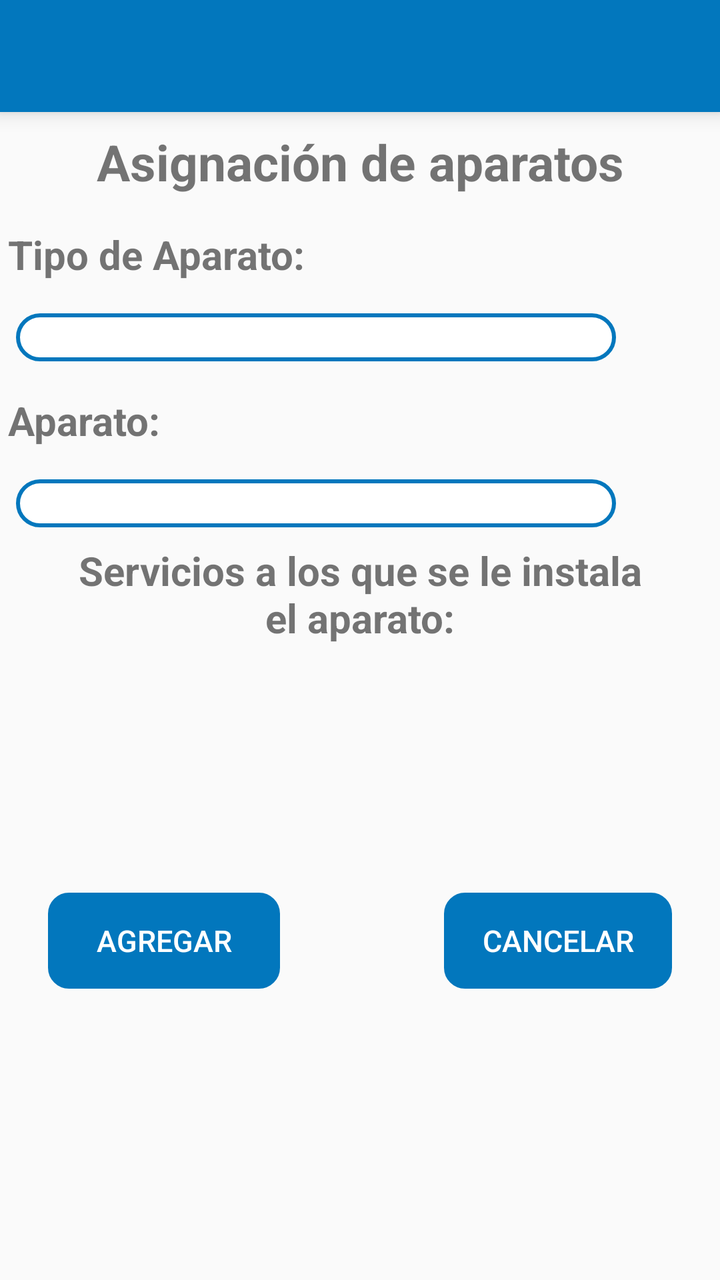
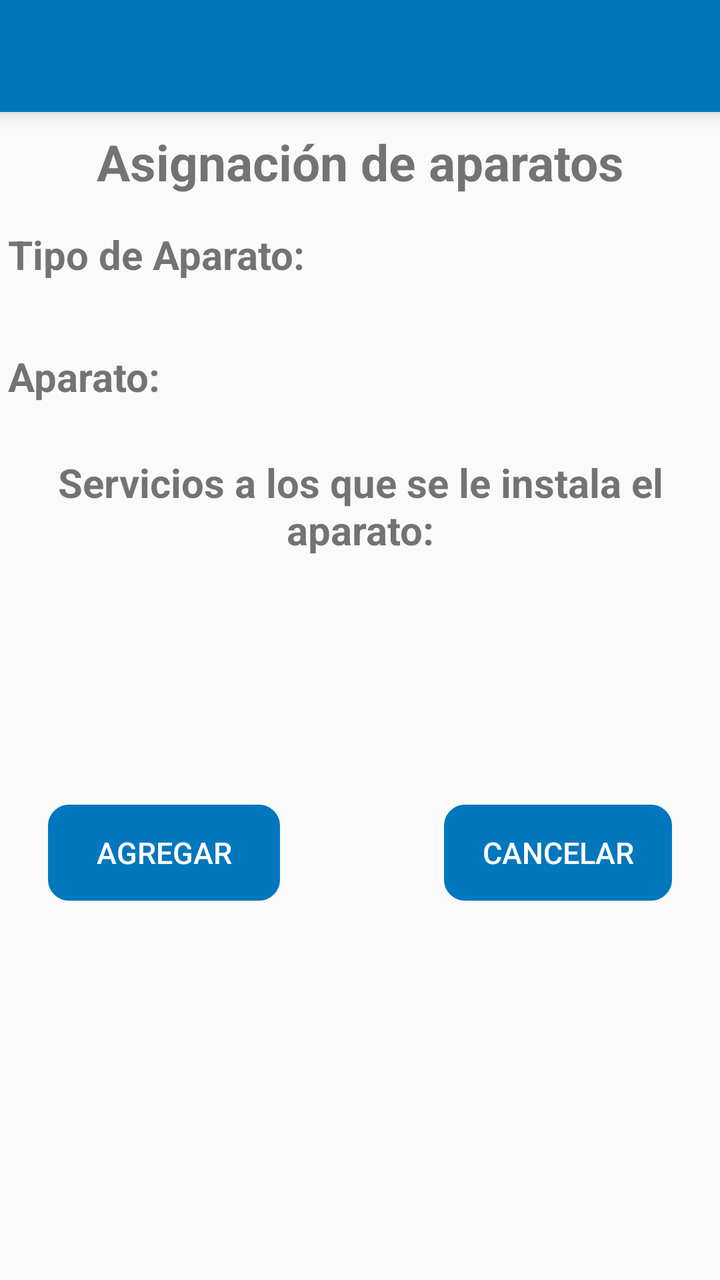

Screens rendered from an Android XML layout before and after an edit, with the pre-edit source and the edit as a unified diff.
<!-- AndroidManifest.xml: application theme AppTheme -->
<!-- res/layout/activity_asignar_aparato.xml -->
<?xml version="1.0" encoding="utf-8"?>
<ScrollView android:id="@+id/scrollView2"
    android:layout_width="match_parent"
    android:layout_height="match_parent"
    android:layout_alignParentStart="true"
    android:verticalScrollbarPosition="defaultPosition"
    android:visibility="visible"
    tools:layout_editor_absoluteX="0dp"
    tools:layout_editor_absoluteY="0dp"
    xmlns:tools="http://schemas.android.com/tools"
    xmlns:android="http://schemas.android.com/apk/res/android"
    xmlns:app="http://schemas.android.com/apk/res-auto">

    <android.support.constraint.ConstraintLayout
        android:layout_width="match_parent"
        android:layout_height="match_parent">


        <android.support.constraint.ConstraintLayout
            android:id="@+id/constraintLayout2"
            android:layout_width="match_parent"
            android:layout_height="match_parent">

            <include
                android:id="@+id/includeAsignarAparatos"
                layout="@layout/toolbar"></include>

            <TextView
                android:id="@+id/textView7"
                android:layout_width="275dp"
                android:layout_height="wrap_content"
                android:layout_centerHorizontal="true"
                android:layout_marginTop="8dp"
                android:text="@string/asignacion_Aparatos"
                android:textSize="@dimen/titulos"
                android:textStyle="bold"
                android:textAlignment="center"
                app:layout_constraintEnd_toEndOf="parent"
                app:layout_constraintStart_toStartOf="parent"
                app:layout_constraintTop_toBottomOf="@+id/includeAsignarAparatos" />
            
            <TextView
                android:id="@+id/textView8"
                android:layout_width="270dp"
                android:layout_height="wrap_content"
                android:layout_marginStart="4dp"
                android:layout_marginTop="16dp"
                android:text="@string/tipo_de_AparatoDos"
                android:textSize="@dimen/grande"
                android:textStyle="bold"
                app:layout_constraintStart_toStartOf="parent"
                app:layout_constraintTop_toBottomOf="@+id/textView7" />

            <Spinner
                android:id="@+id/tipo_aparato"
                android:layout_width="300dp"
                android:layout_height="@dimen/spinnerA"
                android:layout_marginStart="8dp"
                android:layout_marginTop="16dp"
                android:background="@drawable/disenio_spinner"
                app:layout_constraintStart_toStartOf="parent"
                app:layout_constraintTop_toBottomOf="@+id/textView8" />

            <TextView
                android:id="@+id/textView18"
                android:layout_width="270dp"
                android:layout_height="wrap_content"
                android:layout_marginStart="4dp"
                android:layout_marginTop="16dp"
                android:text="@string/aparatoDos"
                android:textSize="@dimen/grande"
                android:textStyle="bold"
                app:layout_constraintStart_toStartOf="parent"
                app:layout_constraintTop_toBottomOf="@+id/tipo_aparato" />

            <Spinner
                android:id="@+id/aparatoDisponible"
                android:layout_width="300dp"
                android:layout_height="@dimen/spinnerA"
                android:layout_marginStart="8dp"
                android:layout_marginTop="16dp"
                android:background="@drawable/disenio_spinner"
                app:layout_constraintStart_toStartOf="parent"
                app:layout_constraintTop_toBottomOf="@+id/textView18" />

            <android.support.constraint.ConstraintLayout
                android:id="@+id/MACWAMConstraint"
                android:layout_width="match_parent"
                android:layout_height="83dp"
                android:layout_marginTop="8dp"
                android:visibility="gone"
                app:layout_constraintTop_toBottomOf="@+id/aparatoDisponible"
                tools:layout_editor_absoluteX="0dp">

                <TextView
                    android:id="@+id/textView19"
                    android:layout_width="wrap_content"
                    android:layout_height="wrap_content"
                    android:layout_marginStart="4dp"
                    android:layout_marginTop="16dp"
                    android:text="MACWAN"
                    android:textSize="@dimen/grande"
                    android:textStyle="bold"
                    app:layout_constraintStart_toStartOf="parent"
                    app:layout_constraintTop_toTopOf="parent" />

                <EditText
                    android:id="@+id/MacWam"
                    android:layout_width="360dp"
                    android:layout_height="@dimen/spinnerA"
                    android:layout_marginStart="8dp"
                    android:layout_marginTop="8dp"
                    android:background="@drawable/disenio_spinner"
                    android:maxLength="12"
                    app:layout_constraintStart_toStartOf="parent"
                    app:layout_constraintTop_toBottomOf="@+id/textView19" />
            </android.support.constraint.ConstraintLayout>

            <TextView
                android:id="@+id/textView24"
                android:layout_width="300dp"
                android:layout_height="wrap_content"
                android:layout_marginStart="4dp"
                android:layout_marginTop="8dp"
                android:layout_marginEnd="4dp"
                android:text="@string/servicios_a_los_que"
                android:textSize="@dimen/grande"
                android:textStyle="bold"
                android:textAlignment="center"
                app:layout_constraintEnd_toEndOf="parent"
                app:layout_constraintStart_toStartOf="parent"
                app:layout_constraintTop_toBottomOf="@+id/MACWAMConstraint" />

            <android.support.constraint.ConstraintLayout
                android:id="@+id/sss"
                android:layout_width="match_parent"
                android:layout_height="100dp"
                android:layout_marginTop="16dp"
                app:layout_constraintTop_toBottomOf="@+id/textView24"
                tools:layout_editor_absoluteX="0dp">

                <ListView
                    android:id="@+id/Servicios123"
                    android:layout_width="match_parent"
                    android:layout_height="100dp"
                    android:layout_marginStart="8dp"
                    android:layout_marginTop="8dp"
                    android:layout_marginEnd="8dp"
                    app:layout_constraintEnd_toEndOf="parent"
                    app:layout_constraintStart_toStartOf="parent"
                    app:layout_constraintTop_toTopOf="parent"></ListView>
            </android.support.constraint.ConstraintLayout>
        </android.support.constraint.ConstraintLayout>


        <Button
            android:id="@+id/agregarAsignacionAparato"
            android:layout_width="116dp"
            android:layout_height="wrap_content"
            android:layout_alignParentBottom="true"
            android:layout_marginStart="24dp"
            android:layout_marginTop="8dp"
            android:layout_marginBottom="8dp"
            android:background="@drawable/boton"
            android:enabled="false"
            android:backgroundTint="@color/colorPrimary"
            android:text="@string/agregar"
            android:textColor="#ffff"
            android:textSize="@dimen/mediano"
            app:layout_constraintBottom_toBottomOf="parent"
            app:layout_constraintStart_toStartOf="parent"
            app:layout_constraintTop_toBottomOf="@+id/constraintLayout2" />

        <Button
            android:id="@+id/cancelarAsignacionAparato"
            android:layout_width="114dp"
            android:layout_height="wrap_content"
            android:layout_alignParentBottom="true"
            android:layout_marginTop="8dp"
            android:layout_marginEnd="24dp"
            android:layout_marginBottom="8dp"
            android:background="@drawable/boton"
            android:backgroundTint="@color/colorPrimary"
            android:text="@string/cancelar"
            android:textColor="#ffff"
            android:textSize="@dimen/mediano"
            app:layout_constraintBottom_toBottomOf="parent"
            app:layout_constraintEnd_toEndOf="parent"
            app:layout_constraintTop_toBottomOf="@+id/constraintLayout2" />
    </android.support.constraint.ConstraintLayout>
</ScrollView>
<!-- res/layout/toolbar.xml (included above) -->
<?xml version="1.0" encoding="utf-8"?>
<android.support.v7.widget.Toolbar xmlns:android="http://schemas.android.com/apk/res/android"
    android:layout_width="match_parent"
    android:layout_height="?attr/actionBarSize"
    xmlns:app="http://schemas.android.com/apk/res-auto"
    android:background="@color/colorPrimary"
    android:elevation="6dp"
    android:theme="@style/ThemeOverlay.AppCompat.Dark.ActionBar"
    app:popupTheme="@style/ThemeOverlay.AppCompat.Light"/>
<!-- resources referenced by this layout -->
<resources>
  <color name="colorPrimary">#0277BD</color>
  <dimen name="grande">20dp</dimen>
  <dimen name="mediano">15dp</dimen>
  <dimen name="spinnerA">24dp</dimen>
  <dimen name="titulos">25dp</dimen>
  <!-- drawable boton (drawable) -->
  <?xml version="1.0" encoding="utf-8"?>
      <shape xmlns:android="http://schemas.android.com/apk/res/android" android:shape="rectangle">
          <stroke  android:width="1dp"/>
          <corners android:radius="10dp"/>
  
  
      </shape>
  <!-- drawable disenio_spinner (drawable) -->
  <?xml version="1.0" encoding="utf-8"?>
  <selector xmlns:android="http://schemas.android.com/apk/res/android">
          <item>
              <shape>
                  <solid
                      android:color="@color/fondoBlanco">
                  </solid>
  
                  <corners android:radius="15dp" />
  
                  <padding
                      android:bottom="1dp"
                      android:left="2dp"
                      android:right="10dp"
                      android:top="1dp" />
                  <stroke
                      android:width="2dp"
                      android:color="@color/colorPrimary"/>
              </shape>
          </item>
  </selector>
  <string name="agregar">Agregar</string>
  <string name="aparatoDos">Aparato:</string>
  <string name="asignacion_Aparatos">Asignación de aparatos</string>
  <string name="cancelar">Cancelar</string>
  <string name="servicios_a_los_que">Servicios a los que se le instala el aparato:</string>
  <string name="tipo_de_AparatoDos">Tipo de Aparato:</string>
  <style name="AppTheme" parent="Theme.AppCompat.Light.DarkActionBar">
          
          <item name="colorPrimary">@color/colorPrimary</item>
          <item name="colorPrimaryDark">@color/colorPrimaryDark</item>
          <item name="colorAccent">@color/colorAccent</item>
          <item name="android:colorForeground">@android:color/background_dark</item>
      </style>
  <color name="fondoBlanco">#fff</color>
  <color name="colorPrimaryDark">#004C8C</color>
  <color name="colorAccent">#0000FF</color>
</resources>

<!-- the commit's change to res/layout/activity_asignar_aparato.xml (unified diff, before → after) -->
@@ -27,106 +27,123 @@
 
             <TextView
                 android:id="@+id/textView7"
-                android:layout_width="275dp"
+                android:layout_width="0dp"
                 android:layout_height="wrap_content"
                 android:layout_centerHorizontal="true"
+                android:layout_marginStart="8dp"
                 android:layout_marginTop="8dp"
+                android:layout_marginEnd="8dp"
                 android:text="@string/asignacion_Aparatos"
+                android:textAlignment="center"
                 android:textSize="@dimen/titulos"
                 android:textStyle="bold"
-                android:textAlignment="center"
                 app:layout_constraintEnd_toEndOf="parent"
                 app:layout_constraintStart_toStartOf="parent"
                 app:layout_constraintTop_toBottomOf="@+id/includeAsignarAparatos" />
             
             <TextView
                 android:id="@+id/textView8"
-                android:layout_width="270dp"
+                android:layout_width="0dp"
                 android:layout_height="wrap_content"
                 android:layout_marginStart="4dp"
                 android:layout_marginTop="16dp"
+                android:layout_marginEnd="8dp"
                 android:text="@string/tipo_de_AparatoDos"
                 android:textSize="@dimen/grande"
                 android:textStyle="bold"
+                app:layout_constraintEnd_toEndOf="parent"
                 app:layout_constraintStart_toStartOf="parent"
                 app:layout_constraintTop_toBottomOf="@+id/textView7" />
 
             <Spinner
                 android:id="@+id/tipo_aparato"
-                android:layout_width="300dp"
-                android:layout_height="@dimen/spinnerA"
+                android:layout_width="0dp"
+                android:layout_height="wrap_content"
                 android:layout_marginStart="8dp"
                 android:layout_marginTop="16dp"
+                android:layout_marginEnd="8dp"
                 android:background="@drawable/disenio_spinner"
+                app:layout_constraintEnd_toEndOf="parent"
                 app:layout_constraintStart_toStartOf="parent"
                 app:layout_constraintTop_toBottomOf="@+id/textView8" />
 
             <TextView
                 android:id="@+id/textView18"
-                android:layout_width="270dp"
+                android:layout_width="0dp"
                 android:layout_height="wrap_content"
                 android:layout_marginStart="4dp"
                 android:layout_marginTop="16dp"
+                android:layout_marginEnd="8dp"
                 android:text="@string/aparatoDos"
                 android:textSize="@dimen/grande"
                 android:textStyle="bold"
+                app:layout_constraintEnd_toEndOf="parent"
                 app:layout_constraintStart_toStartOf="parent"
                 app:layout_constraintTop_toBottomOf="@+id/tipo_aparato" />
 
             <Spinner
                 android:id="@+id/aparatoDisponible"
-                android:layout_width="300dp"
-                android:layout_height="@dimen/spinnerA"
+                android:layout_width="0dp"
+                android:layout_height="wrap_content"
                 android:layout_marginStart="8dp"
                 android:layout_marginTop="16dp"
+                android:layout_marginEnd="8dp"
                 android:background="@drawable/disenio_spinner"
+                app:layout_constraintEnd_toEndOf="parent"
                 app:layout_constraintStart_toStartOf="parent"
                 app:layout_constraintTop_toBottomOf="@+id/textView18" />
 
             <android.support.constraint.ConstraintLayout
                 android:id="@+id/MACWAMConstraint"
                 android:layout_width="match_parent"
-                android:layout_height="83dp"
+                android:layout_height="wrap_content"
                 android:layout_marginTop="8dp"
                 android:visibility="gone"
-                app:layout_constraintTop_toBottomOf="@+id/aparatoDisponible"
-                tools:layout_editor_absoluteX="0dp">
+                app:layout_constraintEnd_toEndOf="parent"
+                app:layout_constraintStart_toStartOf="parent"
+                app:layout_constraintTop_toBottomOf="@+id/aparatoDisponible">
 
                 <TextView
                     android:id="@+id/textView19"
-                    android:layout_width="wrap_content"
+                    android:layout_width="0dp"
                     android:layout_height="wrap_content"
                     android:layout_marginStart="4dp"
-                    android:layout_marginTop="16dp"
+                    android:layout_marginTop="8dp"
+                    android:layout_marginEnd="8dp"
                     android:text="MACWAN"
                     android:textSize="@dimen/grande"
                     android:textStyle="bold"
+                    app:layout_constraintEnd_toEndOf="parent"
                     app:layout_constraintStart_toStartOf="parent"
                     app:layout_constraintTop_toTopOf="parent" />
 
                 <EditText
                     android:id="@+id/MacWam"
-                    android:layout_width="360dp"
-                    android:layout_height="@dimen/spinnerA"
+                    android:layout_width="0dp"
+                    android:layout_height="wrap_content"
                     android:layout_marginStart="8dp"
                     android:layout_marginTop="8dp"
+                    android:layout_marginEnd="8dp"
+                    android:layout_marginBottom="8dp"
                     android:background="@drawable/disenio_spinner"
                     android:maxLength="12"
+                    app:layout_constraintBottom_toBottomOf="parent"
+                    app:layout_constraintEnd_toEndOf="parent"
                     app:layout_constraintStart_toStartOf="parent"
                     app:layout_constraintTop_toBottomOf="@+id/textView19" />
             </android.support.constraint.ConstraintLayout>
 
             <TextView
                 android:id="@+id/textView24"
-                android:layout_width="300dp"
+                android:layout_width="0dp"
                 android:layout_height="wrap_content"
                 android:layout_marginStart="4dp"
                 android:layout_marginTop="8dp"
                 android:layout_marginEnd="4dp"
                 android:text="@string/servicios_a_los_que"
+                android:textAlignment="center"
                 android:textSize="@dimen/grande"
                 android:textStyle="bold"
-                android:textAlignment="center"
                 app:layout_constraintEnd_toEndOf="parent"
                 app:layout_constraintStart_toStartOf="parent"
                 app:layout_constraintTop_toBottomOf="@+id/MACWAMConstraint" />
<!-- resource entries referenced after the edit -->
@@ -3,37 +3,36 @@
   <color name="colorPrimary">#0277BD</color>
   <dimen name="grande">20dp</dimen>
   <dimen name="mediano">15dp</dimen>
-  <dimen name="spinnerA">24dp</dimen>
   <dimen name="titulos">25dp</dimen>
   <!-- drawable boton (drawable) -->
   <?xml version="1.0" encoding="utf-8"?>
-      <shape xmlns:android="http://schemas.android.com/apk/res/android" android:shape="rectangle">
-          <stroke  android:width="1dp"/>
-          <corners android:radius="10dp"/>
+  <shape xmlns:android="http://schemas.android.com/apk/res/android" android:shape="rectangle">
+    <stroke  android:width="1dp"/>
+    <corners android:radius="10dp"/>
   
   
-      </shape>
+  </shape>
   <!-- drawable disenio_spinner (drawable) -->
   <?xml version="1.0" encoding="utf-8"?>
   <selector xmlns:android="http://schemas.android.com/apk/res/android">
-          <item>
-              <shape>
-                  <solid
-                      android:color="@color/fondoBlanco">
-                  </solid>
+      <item>
+          <shape>
+              <solid
+                  android:color="@color/fondoBlanco">
+              </solid>
   
-                  <corners android:radius="15dp" />
+              <corners android:radius="15dp" />
   
-                  <padding
-                      android:bottom="1dp"
-                      android:left="2dp"
-                      android:right="10dp"
-                      android:top="1dp" />
-                  <stroke
-                      android:width="2dp"
-                      android:color="@color/colorPrimary"/>
-              </shape>
-          </item>
+              <padding
+                  android:bottom="1dp"
+                  android:left="2dp"
+                  android:right="10dp"
+                  android:top="1dp" />
+              <stroke
+                  android:width="2dp"
+                  android:color="@color/colorPrimary"/>
+          </shape>
+      </item>
   </selector>
   <string name="agregar">Agregar</string>
   <string name="aparatoDos">Aparato:</string>
